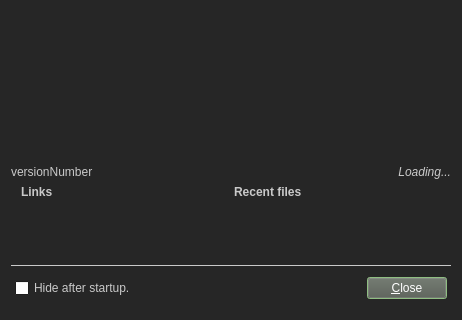
Old version of the form libs/ui/wdgsplash.ui in the repository KDE/krita; both pictures show x 0 to 462 and y 138 to 458 of the 462 by 458 pixel window.
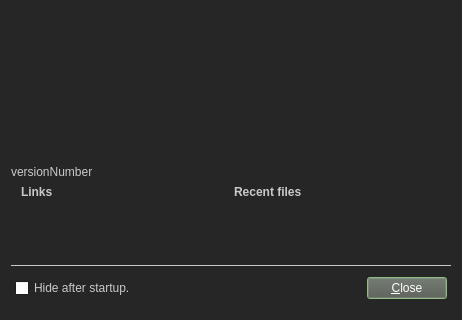
New version of the form. Icons and pictures are not drawn.

Commit message: Do not show "Loading..." with splash widget in normal About dialog

```diff
--- a/libs/ui/wdgsplash.ui
+++ b/libs/ui/wdgsplash.ui
@@ -369,7 +369,7 @@
         </font>
        </property>
        <property name="text">
-        <string>Loading...</string>
+        <string/>
        </property>
        <property name="alignment">
         <set>Qt::AlignRight|Qt::AlignTrailing|Qt::AlignVCenter</set>
```
